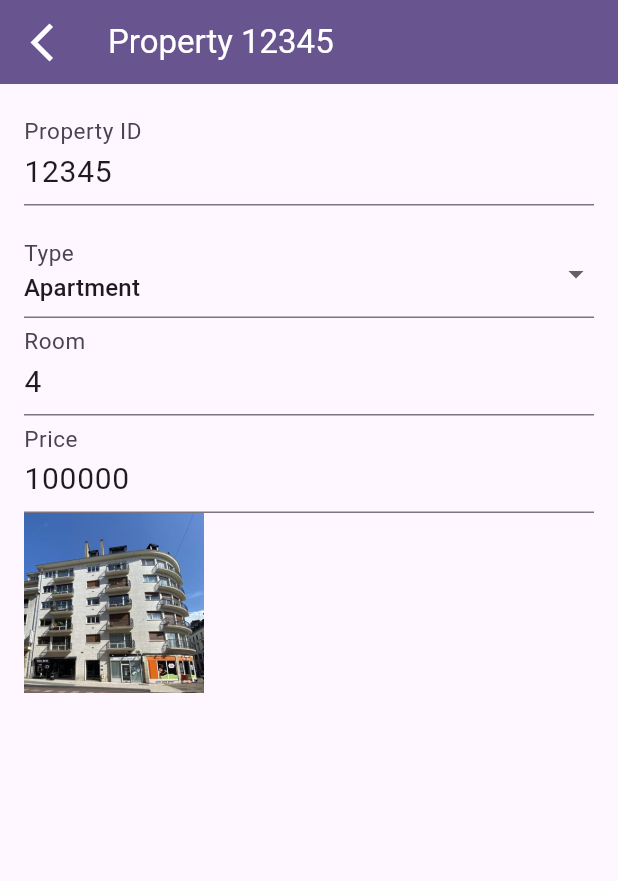
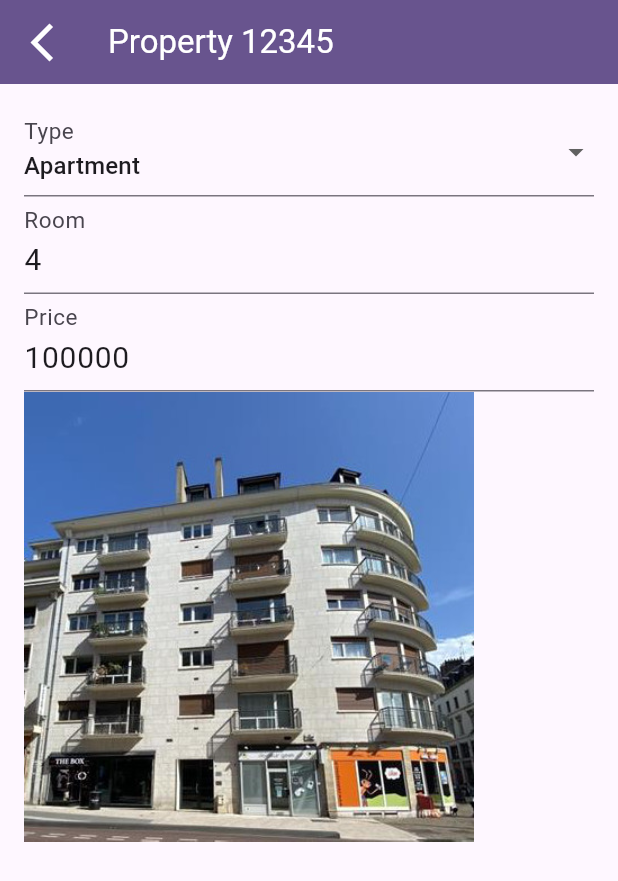
Before and after one commit to tourealkaya/RealEstate, a Flutter app: the screen it shows after launch, after a tap on an icon or button, on a phone screen of 412 x 824 dp. Shown: the top 881 px of the screen. Run offline on Flutter 3.47's test engine with Material 2 defaults, Android fonts, the phone set to English and light mode, and no system bars; our stand-ins replace get_it, image_picker.

Commit message:
Ajt de SingleChildScrollView, pour enlever la barre jaune sur l'image.

```diff
--- a/lib/main.dart
+++ b/lib/main.dart
@@ -1,6 +1,5 @@
 import 'package:flutter/material.dart';
 import 'package:get_it/get_it.dart';
-import 'package:realestate/data/property.dart';
 import 'package:realestate/repository/real_estate_repository.dart';
 import 'package:realestate/repository/real_estate_repository_dummy_impl.dart';
 import 'package:realestate/widget/realestateWidget.dart';
--- a/lib/widget/propertyWidget.dart
+++ b/lib/widget/propertyWidget.dart
@@ -76,7 +76,7 @@ class _PropertyWidgetState extends State<PropertyWidget> {
                 children: [
                   Text("Property ${widget.property.propertyId}"),
                   Text("${widget.property.propertType}  ${widget.property.numberOfRoom} rooms"),
-                  Text("${widget.property.price}"),
+                  Text("\$ ${widget.property.price}"),
                 ],
               ),
             ),
--- a/lib/widget/propertydetailswidget.dart
+++ b/lib/widget/propertydetailswidget.dart
@@ -26,20 +26,16 @@ class _PropertyDetailsWidgetState extends State<PropertyDetailsWidget> {
           icon: Icon(Icons.arrow_back_ios_new),
           iconSize: 30.0,
           onPressed: () {
-            Navigator.pop(context, property); // Passer la propriété modifiée en arrière
+            Navigator.pop(context, property);
           },
         ),
       ),
-      body: Padding(
+      body: SingleChildScrollView(
+        child: Padding(
           padding: const EdgeInsets.all(16.0),
           child: Column(
             crossAxisAlignment: CrossAxisAlignment.start,
             children: [
-            TextFormField(
-              initialValue: "${property.propertyId}",
-              decoration: const InputDecoration(labelText: "Property ID"),
-            ),
-            const SizedBox(height: 16.0),
               DropdownButtonFormField<String>(
                 value: property.propertType,
                 items: ["House", "Apartment"]
@@ -89,9 +85,10 @@ class _PropertyDetailsWidgetState extends State<PropertyDetailsWidget> {
                 onTap: () async {
                   await _pickImage();
                 },
-              child: buildImage(), // Utilisation de la fonction buildImage
+                child: buildImage(),
               ),
             ],
+          ),
         ),
       ),
     );
@@ -99,25 +96,20 @@ class _PropertyDetailsWidgetState extends State<PropertyDetailsWidget> {
 
   Widget buildImage() {
     if (kIsWeb) {
-      // Sur le navigateur, utilisation Image.network
       return Image.network(
         property.imageUrl,
-        width: 120,
-        height: 120,
+        height: 300,
       );
     } else {
-      // Sur mobile ou desktop, utilisation Image.asset ou Image.file
       if (property.imageUrl.startsWith('assets/')) {
         return Image.asset(
           property.imageUrl,
-          width: 120,
-          height: 120,
+          height: 300,
         );
       } else {
         return Image.file(
           File(property.imageUrl),
-          width: 120,
-          height: 120,
+          height: 300,
         );
       }
     }
```
Lines whose indentation alone changed are shown as unchanged.
